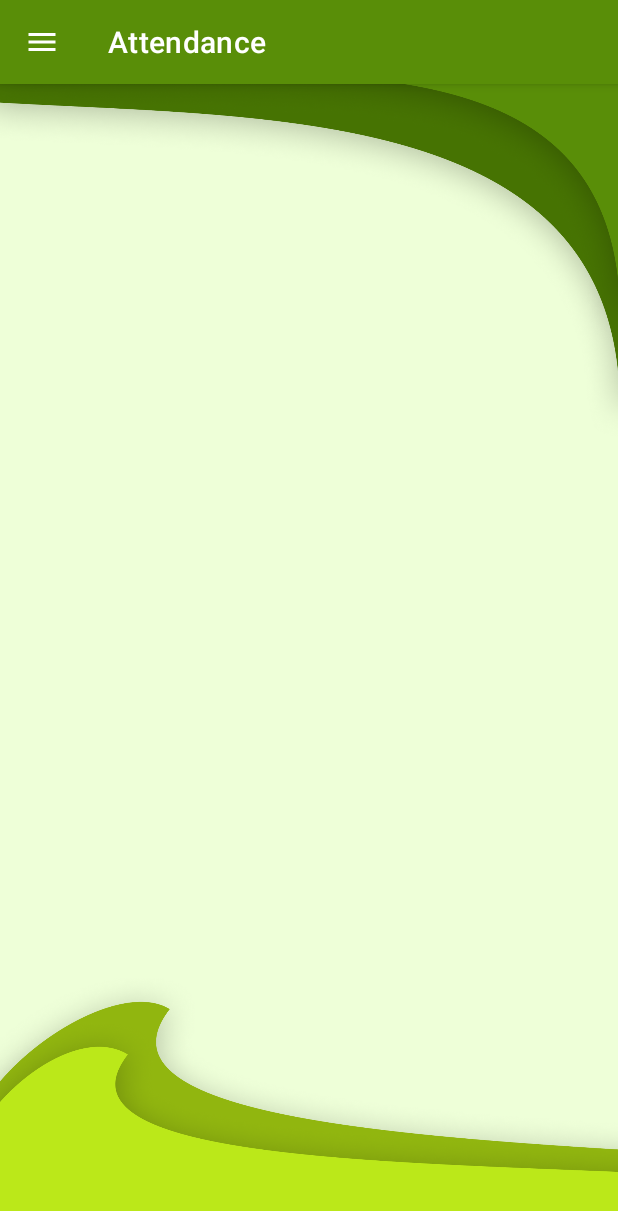
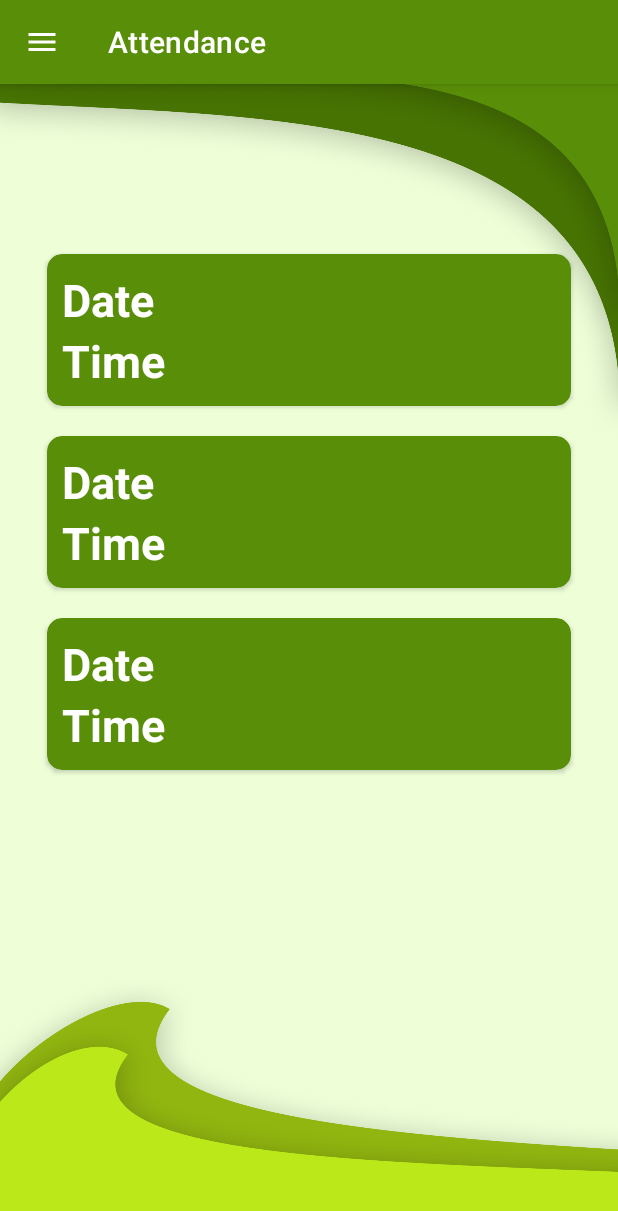
Before and after one commit to CodeWithVedang/MyThirdYearProjectApp, an Android app: the layout activity_attendance_record.xml on its own in the app's theme, with its tools: preview values and no code run, on a phone screen of 412 x 824 dp. Shown: the top 1211 px of the screen. Run offline under Robolectric (Android 15) with nearby library versions, the phone set to English and light mode, and no system bars.

Commit message:
Read Data version updated

```diff
--- a/app/src/main/java/com/example/myprojectty/MainActivity.kt
+++ b/app/src/main/java/com/example/myprojectty/MainActivity.kt
@@ -215,7 +215,7 @@ lateinit var toggle: ActionBarDrawerToggle
         SubmitBtn.setOnClickListener {
 
             val Email =intent.getStringExtra("EmailLgn").toString()
-            db.collection("Attendance").document(classDatat).collection(SubjectSelected).document(Email).collection(date).document(date).set(DataHash)
+            db.collection("Attendance").document(classDatat).collection(SubjectSelected).document(Email).collection(Email).document(date).set(DataHash)
                 .addOnSuccessListener {
                     Toast.makeText(this, "Done!", Toast.LENGTH_SHORT).show()
                     Toast.makeText(this, "Date :$date & Time :$time", Toast.LENGTH_LONG).show()
--- /dev/null
+++ b/app/src/main/java/com/example/myprojectty/fetchdataclassuser.kt
@@ -0,0 +1,6 @@
+package com.example.myprojectty
+
+data class fetchdataclassuser(
+    val Date:String?=null,
+    val Time:String?=null
+)
--- a/app/src/main/res/layout/activity_attendance_record.xml
+++ b/app/src/main/res/layout/activity_attendance_record.xml
@@ -55,8 +55,10 @@
 
             <androidx.recyclerview.widget.RecyclerView
                 android:layout_width="409dp"
+                android:id="@+id/recyclerview"
                 android:layout_height="673dp"
-                android:paddingLeft="20dp"
+                android:padding="20dp"
+                tools:listitem="@layout/list_item"
                 android:paddingTop="20dp" />
         </LinearLayout>
 
--- /dev/null
+++ b/app/src/main/res/layout/list_item.xml
@@ -0,0 +1,42 @@
+<?xml version="1.0" encoding="utf-8"?>
+<androidx.cardview.widget.CardView xmlns:android="http://schemas.android.com/apk/res/android"
+
+    xmlns:app="http://schemas.android.com/apk/res-auto"
+    android:backgroundTint="#598E08"
+    app:cardCornerRadius="10dp"
+
+    android:layout_margin="10dp"
+    android:layout_height="wrap_content"
+    android:layout_width="match_parent"
+    >
+
+    <LinearLayout
+        android:layout_width="match_parent"
+        android:layout_height="match_parent"
+        android:padding="10dp"
+
+        android:orientation="vertical">
+
+
+
+        <TextView
+            android:id="@+id/Date"
+            android:layout_width="match_parent"
+            android:layout_height="wrap_content"
+            android:text="Date"
+            android:textSize="30dp"
+            android:textColor="#fff"
+            android:textStyle="bold"
+            />
+
+        <TextView
+            android:id="@+id/time"
+            android:layout_width="match_parent"
+            android:layout_height="wrap_content"
+            android:text="Time"
+            android:textSize="30dp"
+            android:textColor="#fff"
+            android:textStyle="bold"
+            />
+    </LinearLayout>
+</androidx.cardview.widget.CardView>
```
Also changed, not shown: app/src/main/java/com/example/myprojectty/AttendanceRecordActivity.kt (+41 -0 lines), app/src/main/java/com/example/myprojectty/MyAdapter.kt (added, +32 -0 lines).
